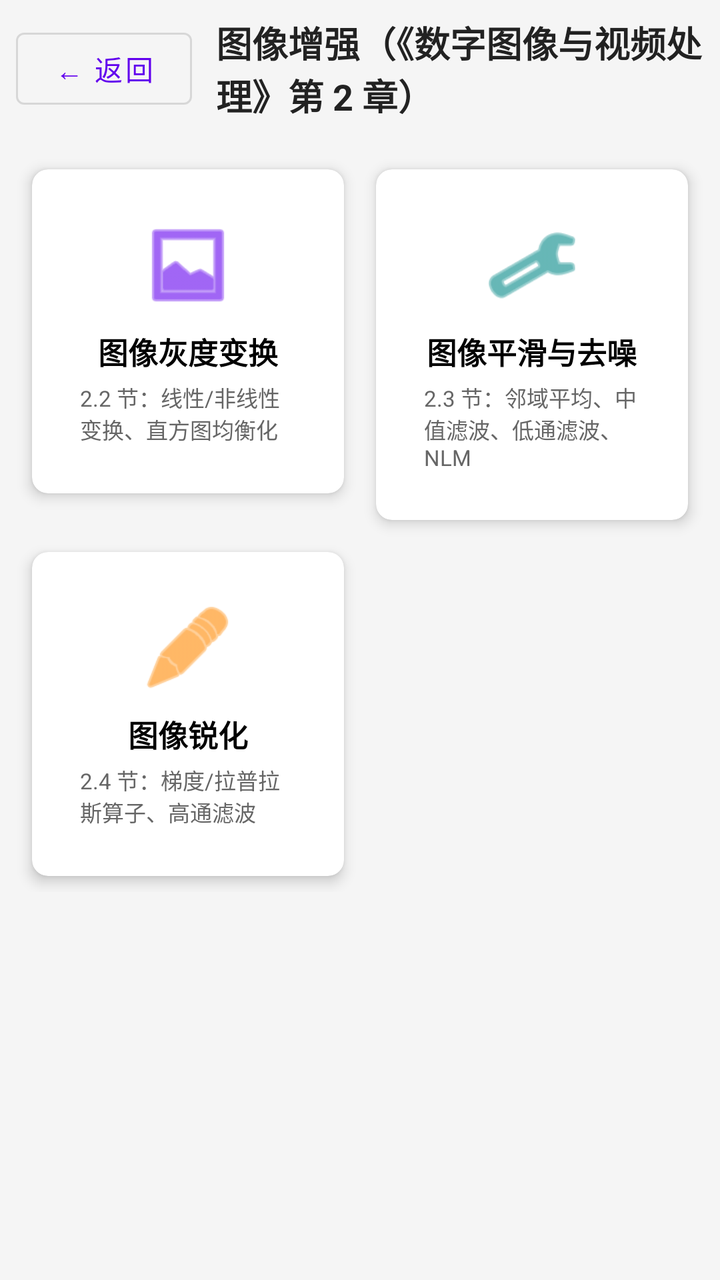
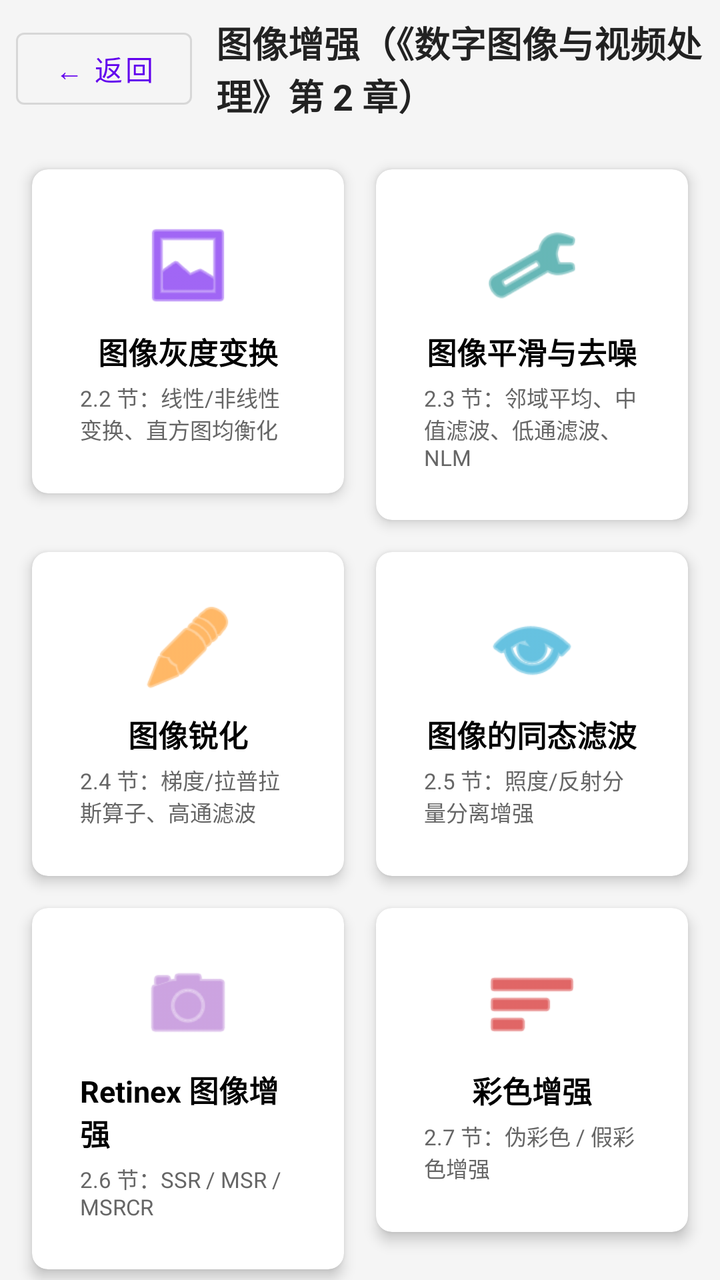

Screens rendered from an Android XML layout before and after an edit, with the pre-edit source and the edit as a unified diff.
<!-- AndroidManifest.xml: application theme Theme.OpencvProcessing -->
<!-- res/layout/fragment_image_enhance_layout.xml -->
<?xml version="1.0" encoding="utf-8"?>
<androidx.core.widget.NestedScrollView xmlns:android="http://schemas.android.com/apk/res/android"
    xmlns:app="http://schemas.android.com/apk/res-auto"
    xmlns:tools="http://schemas.android.com/tools"
    android:layout_width="match_parent"
    android:layout_height="match_parent"
    android:background="#F5F5F5">

    <androidx.constraintlayout.widget.ConstraintLayout
        android:layout_width="match_parent"
        android:layout_height="wrap_content"
        android:padding="8dp">

        
        <LinearLayout
            android:id="@+id/ll_title_bar"
            android:layout_width="match_parent"
            android:layout_height="wrap_content"
            android:gravity="center_vertical"
            android:orientation="horizontal"
            app:layout_constraintTop_toTopOf="parent">

            <com.google.android.material.button.MaterialButton
                android:id="@+id/btn_back"
                style="@style/Widget.MaterialComponents.Button.OutlinedButton"
                android:layout_width="wrap_content"
                android:layout_height="wrap_content"
                android:text="← 返回"
                android:textAllCaps="false"
                tools:ignore="HardcodedText" />

            <TextView
                android:layout_width="0dp"
                android:layout_height="wrap_content"
                android:layout_marginStart="12dp"
                android:layout_weight="1"
                android:text="图像增强（《数字图像与视频处理》第 2 章）"
                android:textColor="#222222"
                android:textSize="18sp"
                android:textStyle="bold"
                tools:ignore="HardcodedText" />
        </LinearLayout>

        <GridLayout
            android:layout_width="match_parent"
            android:layout_height="wrap_content"
            android:layout_marginTop="16dp"
            android:columnCount="2"
            android:alignmentMode="alignMargins"
            android:columnOrderPreserved="false"
            app:layout_constraintTop_toBottomOf="@id/ll_title_bar">

            
            <com.google.android.material.card.MaterialCardView
                android:layout_width="0dp"
                android:layout_height="wrap_content"
                android:layout_columnWeight="1"
                android:layout_margin="8dp"
                app:cardCornerRadius="8dp"
                app:cardElevation="4dp">

                <LinearLayout
                    android:id="@+id/btn_gray_transform"
                    android:layout_width="match_parent"
                    android:layout_height="match_parent"
                    android:gravity="center"
                    android:orientation="vertical"
                    android:padding="24dp"
                    android:clickable="true"
                    android:focusable="true"
                    android:background="?attr/selectableItemBackground">

                    <ImageView
                        android:layout_width="48dp"
                        android:layout_height="48dp"
                        android:src="@android:drawable/ic_menu_gallery"
                        android:contentDescription="图像灰度变换"
                        app:tint="@color/purple_500"
                        tools:ignore="HardcodedText" />

                    <TextView
                        android:layout_width="wrap_content"
                        android:layout_height="wrap_content"
                        android:layout_marginTop="8dp"
                        android:text="图像灰度变换"
                        android:textColor="#000000"
                        android:textSize="15sp"
                        android:textStyle="bold"
                        tools:ignore="HardcodedText" />

                    <TextView
                        android:layout_width="wrap_content"
                        android:layout_height="wrap_content"
                        android:layout_marginTop="4dp"
                        android:text="2.2 节：线性/非线性变换、直方图均衡化"
                        android:textColor="#666666"
                        android:textSize="11sp"
                        tools:ignore="HardcodedText" />
                </LinearLayout>
            </com.google.android.material.card.MaterialCardView>

            
            <com.google.android.material.card.MaterialCardView
                android:layout_width="0dp"
                android:layout_height="wrap_content"
                android:layout_columnWeight="1"
                android:layout_margin="8dp"
                app:cardCornerRadius="8dp"
                app:cardElevation="4dp">

                <LinearLayout
                    android:id="@+id/btn_smooth_denoise"
                    android:layout_width="match_parent"
                    android:layout_height="match_parent"
                    android:gravity="center"
                    android:orientation="vertical"
                    android:padding="24dp"
                    android:clickable="true"
                    android:focusable="true"
                    android:background="?attr/selectableItemBackground">

                    <ImageView
                        android:layout_width="48dp"
                        android:layout_height="48dp"
                        android:src="@android:drawable/ic_menu_manage"
                        android:contentDescription="图像平滑与去噪"
                        app:tint="@color/teal_700"
                        tools:ignore="HardcodedText" />

                    <TextView
                        android:layout_width="wrap_content"
                        android:layout_height="wrap_content"
                        android:layout_marginTop="8dp"
                        android:text="图像平滑与去噪"
                        android:textColor="#000000"
                        android:textSize="15sp"
                        android:textStyle="bold"
                        tools:ignore="HardcodedText" />

                    <TextView
                        android:layout_width="wrap_content"
                        android:layout_height="wrap_content"
                        android:layout_marginTop="4dp"
                        android:text="2.3 节：邻域平均、中值滤波、低通滤波、NLM"
                        android:textColor="#666666"
                        android:textSize="11sp"
                        tools:ignore="HardcodedText" />
                </LinearLayout>
            </com.google.android.material.card.MaterialCardView>

            
            <com.google.android.material.card.MaterialCardView
                android:layout_width="0dp"
                android:layout_height="wrap_content"
                android:layout_columnWeight="1"
                android:layout_margin="8dp"
                app:cardCornerRadius="8dp"
                app:cardElevation="4dp">

                <LinearLayout
                    android:id="@+id/btn_sharpen"
                    android:layout_width="match_parent"
                    android:layout_height="match_parent"
                    android:gravity="center"
                    android:orientation="vertical"
                    android:padding="24dp"
                    android:clickable="true"
                    android:focusable="true"
                    android:background="?attr/selectableItemBackground">

                    <ImageView
                        android:layout_width="48dp"
                        android:layout_height="48dp"
                        android:src="@android:drawable/ic_menu_edit"
                        android:contentDescription="图像锐化"
                        app:tint="@android:color/holo_orange_dark"
                        tools:ignore="HardcodedText" />

                    <TextView
                        android:layout_width="wrap_content"
                        android:layout_height="wrap_content"
                        android:layout_marginTop="8dp"
                        android:text="图像锐化"
                        android:textColor="#000000"
                        android:textSize="15sp"
                        android:textStyle="bold"
                        tools:ignore="HardcodedText" />

                    <TextView
                        android:layout_width="wrap_content"
                        android:layout_height="wrap_content"
                        android:layout_marginTop="4dp"
                        android:text="2.4 节：梯度/拉普拉斯算子、高通滤波"
                        android:textColor="#666666"
                        android:textSize="11sp"
                        tools:ignore="HardcodedText" />
                </LinearLayout>
            </com.google.android.material.card.MaterialCardView>

        </GridLayout>

    </androidx.constraintlayout.widget.ConstraintLayout>
</androidx.core.widget.NestedScrollView>
<!-- resources referenced by this layout -->
<resources>
  <color name="purple_500">#FF6200EE</color>
  <color name="teal_700">#FF018786</color>
  <style name="Theme.OpencvProcessing" parent="Theme.MaterialComponents.DayNight.DarkActionBar">
          
          <item name="colorPrimary">@color/purple_500</item>
          <item name="colorPrimaryVariant">@color/purple_700</item>
          <item name="colorOnPrimary">@color/white</item>
          
          <item name="colorSecondary">@color/teal_200</item>
          <item name="colorSecondaryVariant">@color/teal_700</item>
          <item name="colorOnSecondary">@color/black</item>
          
          <item name="android:statusBarColor">?attr/colorPrimaryVariant</item>
          
      </style>
  <color name="purple_700">#FF3700B3</color>
  <color name="white">#FFFFFFFF</color>
  <color name="teal_200">#FF03DAC5</color>
  <color name="black">#FF000000</color>
</resources>

<!-- the commit's change to res/layout/fragment_image_enhance_layout.xml (unified diff, before → after) -->
@@ -197,6 +197,153 @@
                 </LinearLayout>
             </com.google.android.material.card.MaterialCardView>
 
+            
+            <com.google.android.material.card.MaterialCardView
+                android:layout_width="0dp"
+                android:layout_height="wrap_content"
+                android:layout_columnWeight="1"
+                android:layout_margin="8dp"
+                app:cardCornerRadius="8dp"
+                app:cardElevation="4dp">
+
+                <LinearLayout
+                    android:id="@+id/btn_homomorphic"
+                    android:layout_width="match_parent"
+                    android:layout_height="match_parent"
+                    android:gravity="center"
+                    android:orientation="vertical"
+                    android:padding="24dp"
+                    android:clickable="true"
+                    android:focusable="true"
+                    android:background="?attr/selectableItemBackground">
+
+                    <ImageView
+                        android:layout_width="48dp"
+                        android:layout_height="48dp"
+                        android:src="@android:drawable/ic_menu_view"
+                        android:contentDescription="图像的同态滤波"
+                        app:tint="@android:color/holo_blue_dark"
+                        tools:ignore="HardcodedText" />
+
+                    <TextView
+                        android:layout_width="wrap_content"
+                        android:layout_height="wrap_content"
+                        android:layout_marginTop="8dp"
+                        android:text="图像的同态滤波"
+                        android:textColor="#000000"
+                        android:textSize="15sp"
+                        android:textStyle="bold"
+                        tools:ignore="HardcodedText" />
+
+                    <TextView
+                        android:layout_width="wrap_content"
+                        android:layout_height="wrap_content"
+                        android:layout_marginTop="4dp"
+                        android:text="2.5 节：照度/反射分量分离增强"
+                        android:textColor="#666666"
+                        android:textSize="11sp"
+                        tools:ignore="HardcodedText" />
+                </LinearLayout>
+            </com.google.android.material.card.MaterialCardView>
+
+            
+            <com.google.android.material.card.MaterialCardView
+                android:layout_width="0dp"
+                android:layout_height="wrap_content"
+                android:layout_columnWeight="1"
+                android:layout_margin="8dp"
+                app:cardCornerRadius="8dp"
+                app:cardElevation="4dp">
+
+                <LinearLayout
+                    android:id="@+id/btn_retinex"
+                    android:layout_width="match_parent"
+                    android:layout_height="match_parent"
+                    android:gravity="center"
+                    android:orientation="vertical"
+                    android:padding="24dp"
+                    android:clickable="true"
+                    android:focusable="true"
+                    android:background="?attr/selectableItemBackground">
+
+                    <ImageView
+                        android:layout_width="48dp"
+                        android:layout_height="48dp"
+                        android:src="@android:drawable/ic_menu_camera"
+                        android:contentDescription="基于 Retinex 理论的图像增强"
+                        app:tint="@android:color/holo_purple"
+                        tools:ignore="HardcodedText" />
+
+                    <TextView
+                        android:layout_width="wrap_content"
+                        android:layout_height="wrap_content"
+                        android:layout_marginTop="8dp"
+                        android:text="Retinex 图像增强"
+                        android:textColor="#000000"
+                        android:textSize="15sp"
+                        android:textStyle="bold"
+                        tools:ignore="HardcodedText" />
+
+                    <TextView
+                        android:layout_width="wrap_content"
+                        android:layout_height="wrap_content"
+                        android:layout_marginTop="4dp"
+                        android:text="2.6 节：SSR / MSR / MSRCR"
+                        android:textColor="#666666"
+                        android:textSize="11sp"
+                        tools:ignore="HardcodedText" />
+                </LinearLayout>
+            </com.google.android.material.card.MaterialCardView>
+
+            
+            <com.google.android.material.card.MaterialCardView
+                android:layout_width="0dp"
+                android:layout_height="wrap_content"
+                android:layout_columnWeight="1"
+                android:layout_margin="8dp"
+                app:cardCornerRadius="8dp"
+                app:cardElevation="4dp">
+
+                <LinearLayout
+                    android:id="@+id/btn_color_enhance"
+                    android:layout_width="match_parent"
+                    android:layout_height="match_parent"
+                    android:gravity="center"
+                    android:orientation="vertical"
+                    android:padding="24dp"
+                    android:clickable="true"
+                    android:focusable="true"
+                    android:background="?attr/selectableItemBackground">
+
+                    <ImageView
+                        android:layout_width="48dp"
+                        android:layout_height="48dp"
+                        android:src="@android:drawable/ic_menu_sort_by_size"
+                        android:contentDescription="彩色增强"
+                        app:tint="@android:color/holo_red_dark"
+                        tools:ignore="HardcodedText" />
+
+                    <TextView
+                        android:layout_width="wrap_content"
+                        android:layout_height="wrap_content"
+                        android:layout_marginTop="8dp"
+                        android:text="彩色增强"
+                        android:textColor="#000000"
+                        android:textSize="15sp"
+                        android:textStyle="bold"
+                        tools:ignore="HardcodedText" />
+
+                    <TextView
+                        android:layout_width="wrap_content"
+                        android:layout_height="wrap_content"
+                        android:layout_marginTop="4dp"
+                        android:text="2.7 节：伪彩色 / 假彩色增强"
+                        android:textColor="#666666"
+                        android:textSize="11sp"
+                        tools:ignore="HardcodedText" />
+                </LinearLayout>
+            </com.google.android.material.card.MaterialCardView>
+
         </GridLayout>
 
     </androidx.constraintlayout.widget.ConstraintLayout>
